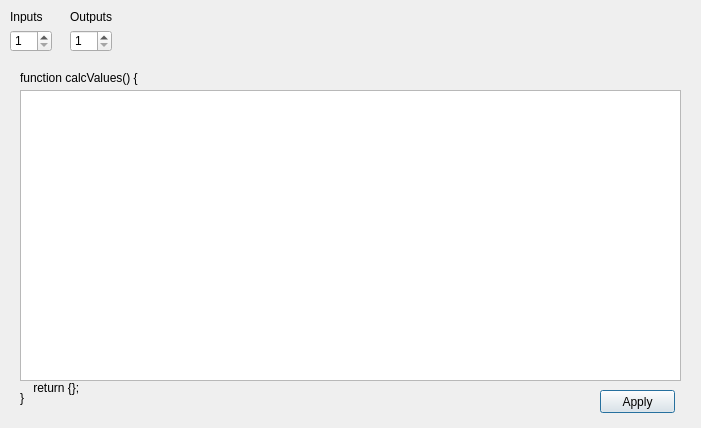
Old version of the form Application/Logic_Gate_Simulator/Dialogs/dlg_configurefpga.ui in the repository ElliotHarding/Logic-Gate-Simulator.
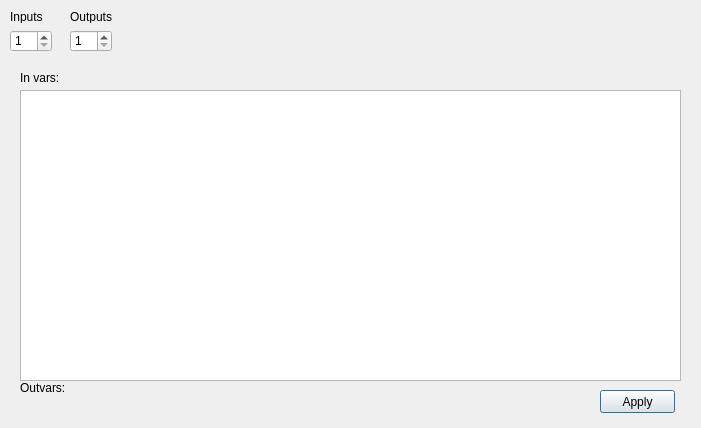
New version of the form.

```diff
--- a/Application/Logic_Gate_Simulator/Dialogs/dlg_configurefpga.ui
+++ b/Application/Logic_Gate_Simulator/Dialogs/dlg_configurefpga.ui
@@ -104,7 +104,7 @@
     </rect>
    </property>
    <property name="text">
-    <string>function calcValues() {</string>
+    <string>In vars:</string>
    </property>
   </widget>
   <widget class="QLabel" name="lbl_endScript">
@@ -117,20 +117,7 @@
     </rect>
    </property>
    <property name="text">
-    <string>    return {};</string>
-   </property>
-  </widget>
-  <widget class="QLabel" name="lbl_endScript2">
-   <property name="geometry">
-    <rect>
-     <x>20</x>
-     <y>390</y>
-     <width>361</width>
-     <height>16</height>
-    </rect>
-   </property>
-   <property name="text">
-    <string>}</string>
+    <string>Outvars:</string>
    </property>
   </widget>
  </widget>
```
